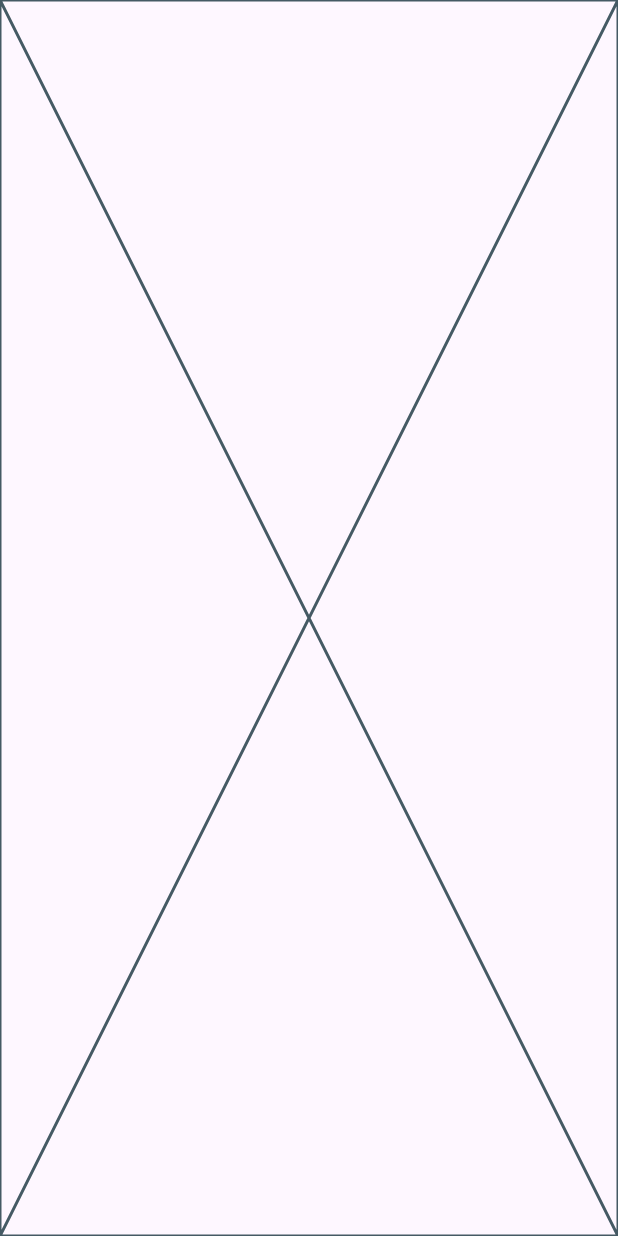
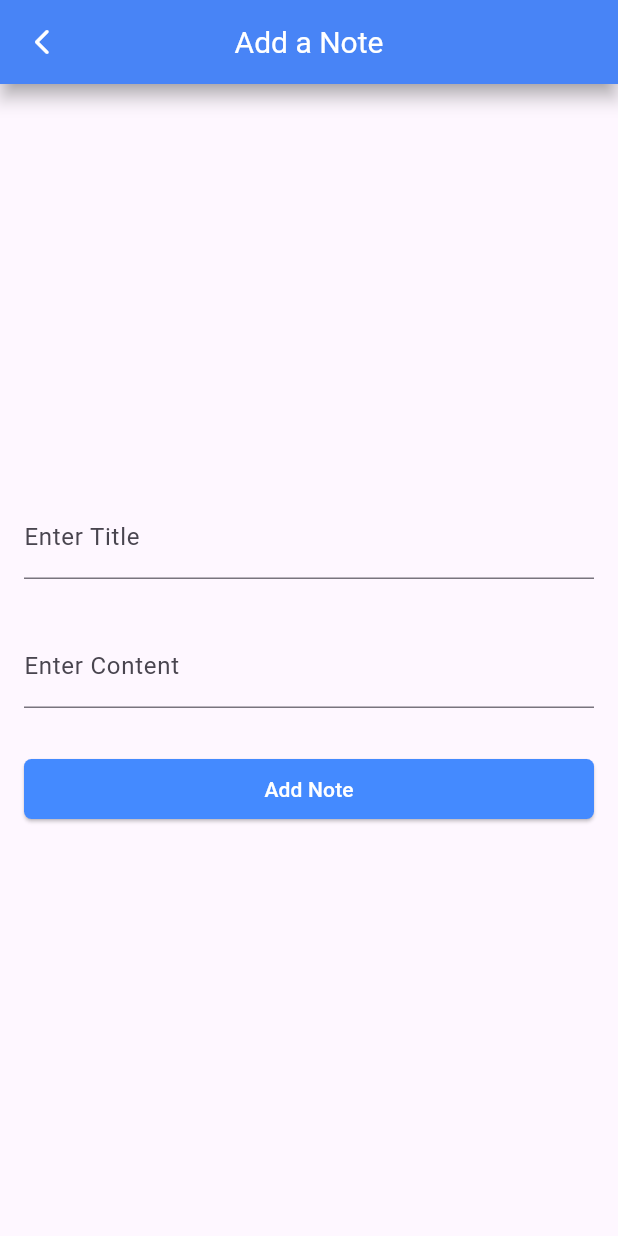
Before and after one commit to skfareeduddin/todo_list, a Flutter app: the AddNoteScreen screen opened by its route, on a phone screen of 412 x 824 dp. Run offline on Flutter 3.47's test engine with Material 3 defaults, Android fonts, the phone set to English and light mode, and no system bars.

Commit message:
Completed add note functionality.

```diff
--- a/lib/main.dart
+++ b/lib/main.dart
@@ -15,6 +15,7 @@ class TODOList extends StatelessWidget {
     return ChangeNotifierProvider(
       create: (BuildContext context) => NoteProvider(),
       child: MaterialApp(
+        debugShowCheckedModeBanner: false,
         title: 'TODO List App',
         initialRoute: '/home',
         routes: {
--- a/lib/screens/add_note.dart
+++ b/lib/screens/add_note.dart
@@ -1,15 +1,124 @@
 import 'package:flutter/material.dart';
+import 'package:intl/intl.dart';
+import 'package:provider/provider.dart';
+import 'package:todo_list/models/note.dart';
 
-class AddNoteScreen extends StatelessWidget {
+import '../providers/note_provider.dart';
+
+class AddNoteScreen extends StatefulWidget {
   const AddNoteScreen({super.key, this.context});
 
   final BuildContext? context;
 
   @override
+  State<AddNoteScreen> createState() => _AddNoteScreenState();
+}
+
+class _AddNoteScreenState extends State<AddNoteScreen> {
+  late TextEditingController _titleController;
+  late TextEditingController _contentController;
+
+  @override
+  void initState() {
+    super.initState();
+    _titleController = TextEditingController();
+    _contentController = TextEditingController();
+  }
+
+  @override
   Widget build(BuildContext context) {
-    return const Scaffold(
+    void createNote() {
+      String title = _titleController.text;
+      String content = _contentController.text;
+
+      if (title.isNotEmpty && content.isNotEmpty) {
+        context.read<NoteProvider>().addNote(
+              Note(
+                title: title,
+                content: content,
+                timeStamp:
+                    DateFormat('dd-MM-yyyy HH:mm').format(DateTime.now()),
+              ),
+            );
+        const snackBar = SnackBar(
+          content: Text(
+            'Note created!',
+            style: TextStyle(fontSize: 16.0),
+          ),
+        );
+        print('Note created');
+        Navigator.pop(context);
+        ScaffoldMessenger.of(context).showSnackBar(snackBar);
+      } else {
+        const snackBar = SnackBar(
+          content: Text(
+            'Title/content cannot be empty!',
+            style: TextStyle(fontSize: 16.0),
+          ),
+          backgroundColor: Colors.red,
+        );
+        ScaffoldMessenger.of(context).showSnackBar(snackBar);
+      }
+    }
+
+    return Scaffold(
+      appBar: AppBar(
+        title: const Text('Add a Note'),
+        titleTextStyle: const TextStyle(fontSize: 20.0),
+        centerTitle: true,
+        leading: GestureDetector(
+          onTap: () {
+            Navigator.pop(context);
+          },
+          child: const Icon(
+            Icons.arrow_back_ios_new_rounded,
+            color: Colors.white,
+            size: 20.0,
+          ),
+        ),
+        backgroundColor: Colors.blueAccent,
+        elevation: 5.0,
+        shadowColor: Colors.grey,
+      ),
       body: SafeArea(
-        child: Placeholder(),
+        child: Padding(
+          padding: const EdgeInsets.all(16.0),
+          child: Column(
+            mainAxisAlignment: MainAxisAlignment.center,
+            crossAxisAlignment: CrossAxisAlignment.stretch,
+            children: [
+              TextField(
+                controller: _titleController,
+                decoration: const InputDecoration(labelText: 'Enter Title'),
+              ),
+              const SizedBox(height: 30),
+              TextField(
+                controller: _contentController,
+                decoration: const InputDecoration(labelText: 'Enter Content'),
+              ),
+              const SizedBox(height: 30),
+              ElevatedButton(
+                style: ButtonStyle(
+                  shape: MaterialStateProperty.all(
+                    const RoundedRectangleBorder(
+                      borderRadius: BorderRadius.all(
+                        Radius.circular(5.0),
+                      ),
+                    ),
+                  ),
+                  backgroundColor: MaterialStateProperty.all(Colors.blueAccent),
+                ),
+                onPressed: () {
+                  createNote();
+                },
+                child: const Text(
+                  'Add Note',
+                  style: TextStyle(color: Colors.white),
+                ),
+              ),
+            ],
+          ),
+        ),
       ),
     );
   }
--- a/lib/screens/edit_note.dart
+++ b/lib/screens/edit_note.dart
@@ -8,6 +8,12 @@ class EditNoteScreen extends StatelessWidget {
 
   @override
   Widget build(BuildContext context) {
-    return const Placeholder();
+    return const Scaffold(
+      body: SafeArea(
+        child: Placeholder(
+            //TODO: Implement note editing functionality
+            ),
+      ),
+    );
   }
 }
--- a/lib/screens/home_screen.dart
+++ b/lib/screens/home_screen.dart
@@ -56,10 +56,15 @@ class HomeScreen extends StatelessWidget {
               itemBuilder: (context, index) {
                 final notes = noteProvider.notes[index];
                 return ListTile(
-                  title: Text(notes.title),
-                  subtitle: Text(notes.content),
+                  title: Text(notes.title.length > 15
+                      ? '${notes.title.substring(0, 15)}...'
+                      : notes.title),
+                  subtitle: Text(notes.content.length > 32
+                      ? '${notes.content.substring(0, 32)}...'
+                      : notes.content),
                   trailing: Text(
-                    'Last updated at: ${notes.timeStamp}',
+                    'Last updated at:\n${notes.timeStamp}',
+                    textAlign: TextAlign.center,
                   ),
                   onTap: () {
                     goToEditNote(context, index);
--- a/pubspec.yaml
+++ b/pubspec.yaml
@@ -37,6 +37,7 @@ dependencies:
   cupertino_icons: ^1.0.2
   shared_preferences: ^2.2.2
   provider: ^6.1.1
+  intl: ^0.19.0
 
 dev_dependencies:
   flutter_test:
```
Also changed, not shown: pubspec.lock.
